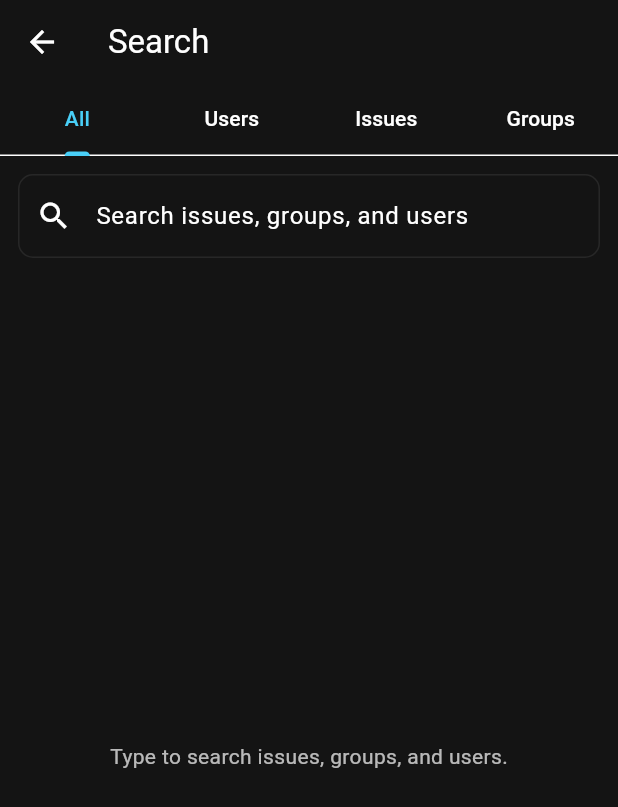
After one commit to C41f0N/social_issues_tracker, a Flutter app: the SearchPage screen opened directly, on a phone screen of 412 x 824 dp. The commit adds this screen. Shown: the top 807 px of the screen. Run offline on Flutter 3.47's test engine with Material 3 defaults, Android fonts, the phone set to English and light mode, and no system bars; our stand-ins replace auto_size_text, file_picker, page_transition; network calls fail.

Commit message:
Add search functionality with dynamic filtering for issues, groups, and users; implement search UI and results display

```diff
--- /dev/null
+++ b/lib/pages/search_page.dart
@@ -0,0 +1,263 @@
+import 'dart:async';
+
+import 'package:flutter/material.dart';
+import 'package:provider/provider.dart';
+import 'package:social_issues_tracker/data/local_data.dart';
+import 'package:social_issues_tracker/data/models/issue.dart';
+import 'package:social_issues_tracker/data/models/group.dart';
+import 'package:social_issues_tracker/data/models/user.dart';
+import 'package:social_issues_tracker/pages/issue_view_page.dart';
+import 'package:social_issues_tracker/pages/group_view_page.dart';
+import 'package:social_issues_tracker/pages/user_view_page.dart';
+
+enum SearchTab { all, users, issues, groups }
+
+class SearchPage extends StatefulWidget {
+  const SearchPage({super.key});
+
+  @override
+  State<SearchPage> createState() => _SearchPageState();
+}
+
+class _SearchPageState extends State<SearchPage>
+    with SingleTickerProviderStateMixin {
+  final TextEditingController _controller = TextEditingController();
+  Timer? _debounce;
+
+  String _query = '';
+  SearchTab _tab = SearchTab.all;
+
+  @override
+  void initState() {
+    super.initState();
+    _controller.addListener(_onTextChanged);
+  }
+
+  @override
+  void dispose() {
+    _debounce?.cancel();
+    _controller.removeListener(_onTextChanged);
+    _controller.dispose();
+    super.dispose();
+  }
+
+  void _onTextChanged() {
+    _debounce?.cancel();
+    _debounce = Timer(const Duration(milliseconds: 250), () {
+      setState(() {
+        _query = _controller.text.trim();
+      });
+    });
+  }
+
+  void _onTabChanged(int index) {
+    setState(() {
+      _tab = SearchTab.values[index];
+    });
+  }
+
+  @override
+  Widget build(BuildContext context) {
+    final local = Provider.of<LocalData>(context);
+    final theme = Theme.of(context);
+
+    final q = _query.toLowerCase();
+
+    bool matchesIssue(Issue i) {
+      if (q.isEmpty) return true;
+      final title = (i.title ?? '').toLowerCase();
+      final desc = (i.description ?? '').toLowerCase();
+      return title.contains(q) || desc.contains(q);
+    }
+
+    bool matchesGroup(Group g) {
+      if (q.isEmpty) return true;
+      final title = (g.title ?? '').toLowerCase();
+      final desc = (g.description ?? '').toLowerCase();
+      return title.contains(q) || desc.contains(q);
+    }
+
+    bool matchesUser(User u) {
+      if (q.isEmpty) return true;
+      final name = (u.name ?? '').toLowerCase();
+      return name.contains(q);
+    }
+
+    final users = local.storedUsers.where(matchesUser).toList();
+    final issues = local.storedIssues.where(matchesIssue).toList();
+    final groups = local.storedGroups.where(matchesGroup).toList();
+
+    List<_SearchEntry> all = [];
+    all.addAll(issues.map((e) => _SearchEntry.issue(e)));
+    all.addAll(groups.map((e) => _SearchEntry.group(e)));
+    all.addAll(users.map((e) => _SearchEntry.user(e)));
+
+    List<_SearchEntry> visibleEntries;
+    switch (_tab) {
+      case SearchTab.users:
+        visibleEntries = users.map((e) => _SearchEntry.user(e)).toList();
+        break;
+      case SearchTab.issues:
+        visibleEntries = issues.map((e) => _SearchEntry.issue(e)).toList();
+        break;
+      case SearchTab.groups:
+        visibleEntries = groups.map((e) => _SearchEntry.group(e)).toList();
+        break;
+      case SearchTab.all:
+      default:
+        visibleEntries = all;
+        break;
+    }
+
+    return DefaultTabController(
+      length: SearchTab.values.length,
+      child: Scaffold(
+        appBar: AppBar(
+          title: const Text('Search'),
+          bottom: TabBar(
+            onTap: _onTabChanged,
+            tabs: const [
+              Tab(text: 'All'),
+              Tab(text: 'Users'),
+              Tab(text: 'Issues'),
+              Tab(text: 'Groups'),
+            ],
+          ),
+        ),
+        body: Column(
+          children: [
+            Padding(
+              padding: const EdgeInsets.all(12.0),
+              child: TextField(
+                controller: _controller,
+                decoration: const InputDecoration(
+                  labelText: 'Search issues, groups, and users',
+                  prefixIcon: Icon(Icons.search),
+                  border: OutlineInputBorder(),
+                ),
+              ),
+            ),
+            Expanded(child: _buildResultsList(theme, visibleEntries)),
+          ],
+        ),
+      ),
+    );
+  }
+
+  Widget _buildResultsList(ThemeData theme, List<_SearchEntry> entries) {
+    if (_query.isEmpty) {
+      return Center(
+        child: Text(
+          'Type to search issues, groups, and users.',
+          style: theme.textTheme.bodyMedium?.copyWith(
+            color: theme.textTheme.bodyMedium?.color?.withValues(alpha: 0.7),
+          ),
+        ),
+      );
+    }
+
+    if (entries.isEmpty) {
+      String label;
+      switch (_tab) {
+        case SearchTab.users:
+          label = 'users';
+          break;
+        case SearchTab.issues:
+          label = 'issues';
+          break;
+        case SearchTab.groups:
+          label = 'groups';
+          break;
+        case SearchTab.all:
+        default:
+          label = 'results';
+          break;
+      }
+
+      return Center(
+        child: Text(
+          'No $label found for "$_query".',
+          style: theme.textTheme.bodyMedium?.copyWith(
+            color: theme.textTheme.bodyMedium?.color?.withValues(alpha: 0.7),
+          ),
+        ),
+      );
+    }
+
+    return ListView.separated(
+      itemCount: entries.length,
+      separatorBuilder: (_, __) => const Divider(height: 1),
+      itemBuilder: (context, index) {
+        final e = entries[index];
+        IconData icon;
+        String title;
+        String subtitle;
+        String typeLabel;
+        VoidCallback onTap;
+
+        switch (e.kind) {
+          case _SearchKind.user:
+            final u = e.user!;
+            icon = Icons.person;
+            title = u.name ?? 'Unknown user';
+            subtitle = 'User';
+            onTap = () {
+              Navigator.of(context).push(
+                MaterialPageRoute(builder: (_) => UserViewPage(userId: u.id)),
+              );
+            };
+            break;
+          case _SearchKind.issue:
+            final i = e.issue!;
+            icon = Icons.report;
+            title = i.title ?? 'Untitled issue';
+            subtitle = 'Issue';
+            onTap = () {
+              Navigator.of(context).push(
+                MaterialPageRoute(builder: (_) => IssueViewPage(issueId: i.id)),
+              );
+            };
+            break;
+          case _SearchKind.group:
+            final g = e.group!;
+            icon = Icons.folder_copy;
+            title = g.title ?? 'Untitled group';
+            subtitle = 'Group';
+            onTap = () {
+              Navigator.of(context).push(
+                MaterialPageRoute(builder: (_) => GroupViewPage(groupId: g.id)),
+              );
+            };
+            break;
+        }
+
+        return ListTile(
+          leading: Icon(icon),
+          title: Text(title),
+          subtitle: Text(subtitle),
+          onTap: onTap,
+        );
+      },
+    );
+  }
+}
+
+enum _SearchKind { user, issue, group }
+
+class _SearchEntry {
+  final _SearchKind kind;
+  final User? user;
+  final Issue? issue;
+  final Group? group;
+
+  _SearchEntry._(this.kind, {this.user, this.issue, this.group});
+
+  factory _SearchEntry.user(User u) =>
+      _SearchEntry._(_SearchKind.user, user: u);
+
+  factory _SearchEntry.issue(Issue i) =>
+      _SearchEntry._(_SearchKind.issue, issue: i);
+
+  factory _SearchEntry.group(Group g) =>
+      _SearchEntry._(_SearchKind.group, group: g);
+}
```
Also changed, not shown: lib/pages/home_page.dart (+11 -0 lines), lib/widgets/comment_widget.dart (+11 -1 lines).
